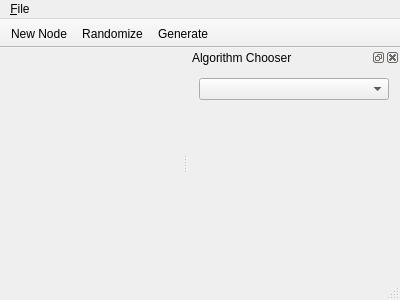
Before: the Qt Designer form visigoth/mainwindow.ui in scvalex/visigoth, drawn with Qt 5.
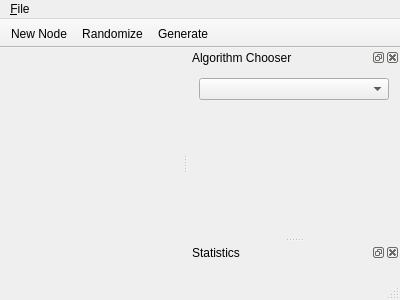
After: the same form once the commit is applied.

Commit message: add stats ui stub #6

What changed in the file:
```diff
--- a/visigoth/mainwindow.ui
+++ b/visigoth/mainwindow.ui
@@ -89,6 +89,15 @@
     </layout>
    </widget>
   </widget>
+  <widget class="QDockWidget" name="statsDock">
+   <property name="windowTitle">
+    <string>Statistics</string>
+   </property>
+   <attribute name="dockWidgetArea">
+    <number>2</number>
+   </attribute>
+   <widget class="QWidget" name="statsWidget"/>
+  </widget>
   <action name="exportToAct">
    <property name="text">
     <string>Export to ...</string>
```
Left out of the diff: 2 changed lines with no effect on the pictures. The commit also changes 4 other files.
